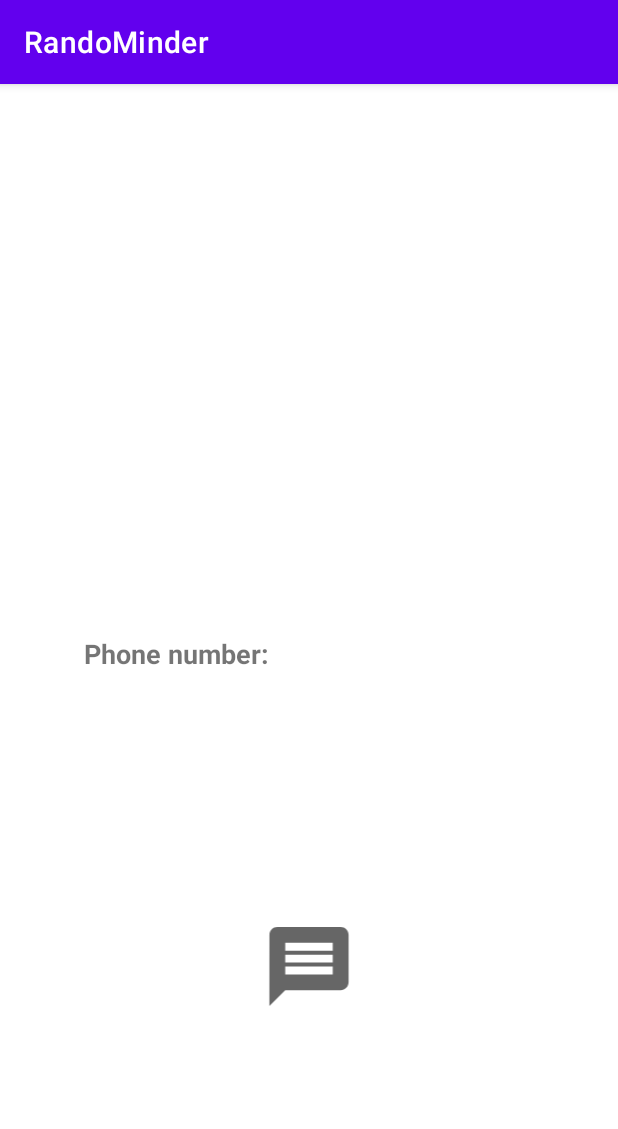
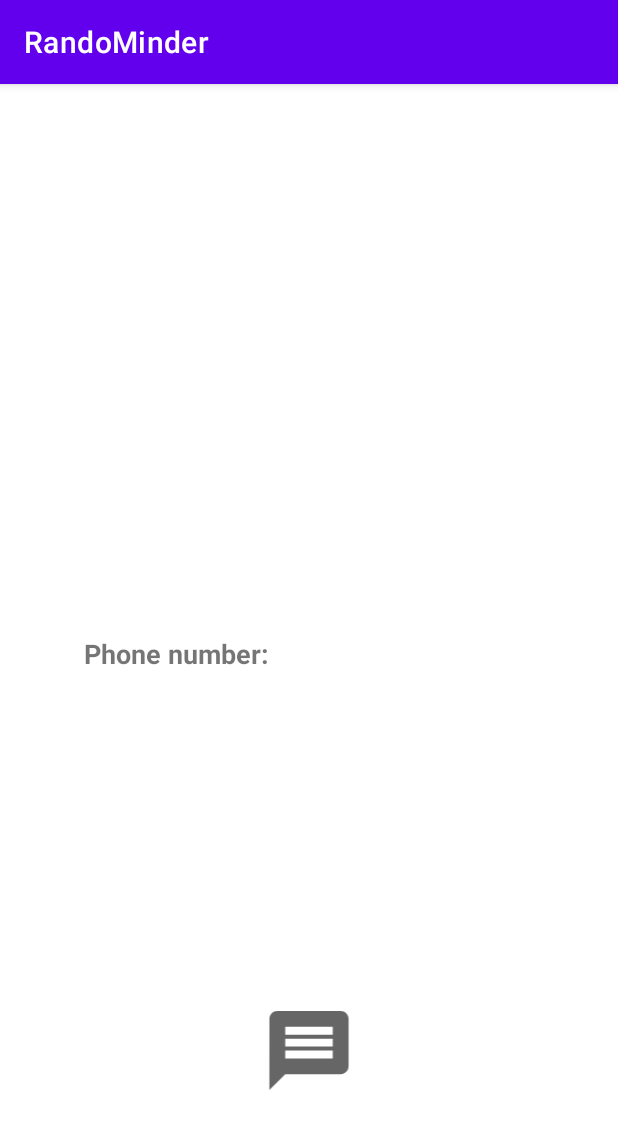
Before and after one commit to CMMarx/Friendominder, an Android app: the ContactDetailView screen opened directly, with no data from a screen before it, on a phone screen of 412 x 824 dp. Shown: the top 1129 px of the screen. Run offline under Robolectric (Android 15) with nearby library versions, the phone set to English and light mode, and no system bars.

Commit message:
open whatsapp chat from contact view

```diff
--- a/app/src/main/res/layout/activity_contact_detail_view.xml
+++ b/app/src/main/res/layout/activity_contact_detail_view.xml
@@ -58,14 +58,10 @@
         android:id="@+id/msg_Button"
         android:layout_width="65dp"
         android:layout_height="63dp"
-        android:layout_marginBottom="148dp"
+        android:layout_marginBottom="92dp"
         app:layout_constraintBottom_toBottomOf="parent"
         app:layout_constraintEnd_toEndOf="parent"
         app:layout_constraintStart_toStartOf="parent"
-        app:layout_constraintTop_toBottomOf="@+id/detail_number"
-        app:layout_constraintVertical_bias="1.0"
         app:srcCompat="@drawable/ic_baseline_message_24"
         tools:ignore="VectorDrawableCompat" />
-
-
 </androidx.constraintlayout.widget.ConstraintLayout>
```
